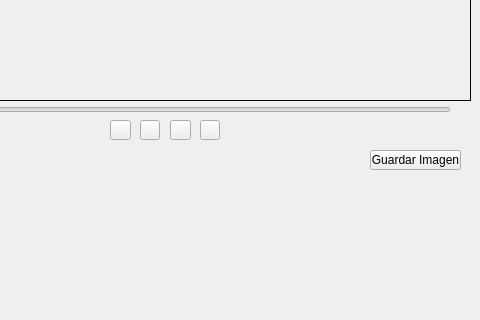
Above: mainwindow.ui from Lprigara/QtFfmpegProject before the change; both pictures show x 310 to 790 and y 256 to 576 of the 790 by 695 pixel window. Below: the same form after it.
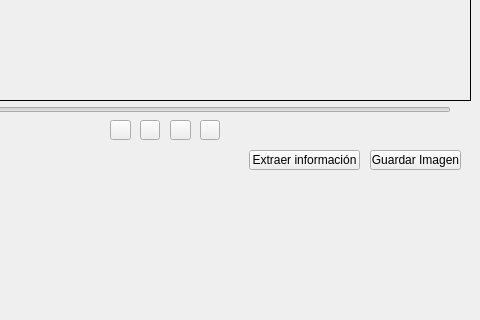
That is the form after the change.

Commit message: Extraer información de un vídeo (incluídos ambos streams) y guardarlo en un fichero

```diff
--- a/mainwindow.ui
+++ b/mainwindow.ui
@@ -211,6 +211,19 @@
      <string/>
     </property>
    </widget>
+   <widget class="QPushButton" name="getInfoButton">
+    <property name="geometry">
+     <rect>
+      <x>559</x>
+      <y>370</y>
+      <width>111</width>
+      <height>20</height>
+     </rect>
+    </property>
+    <property name="text">
+     <string>Extraer información</string>
+    </property>
+   </widget>
    <zorder>labelVideoFrame</zorder>
    <zorder>getImageButton</zorder>
    <zorder>horizontalLayoutWidget</zorder>
```
Left out of the diff: 1 changed line with no effect on the pictures. The commit also changes 10 other files.
